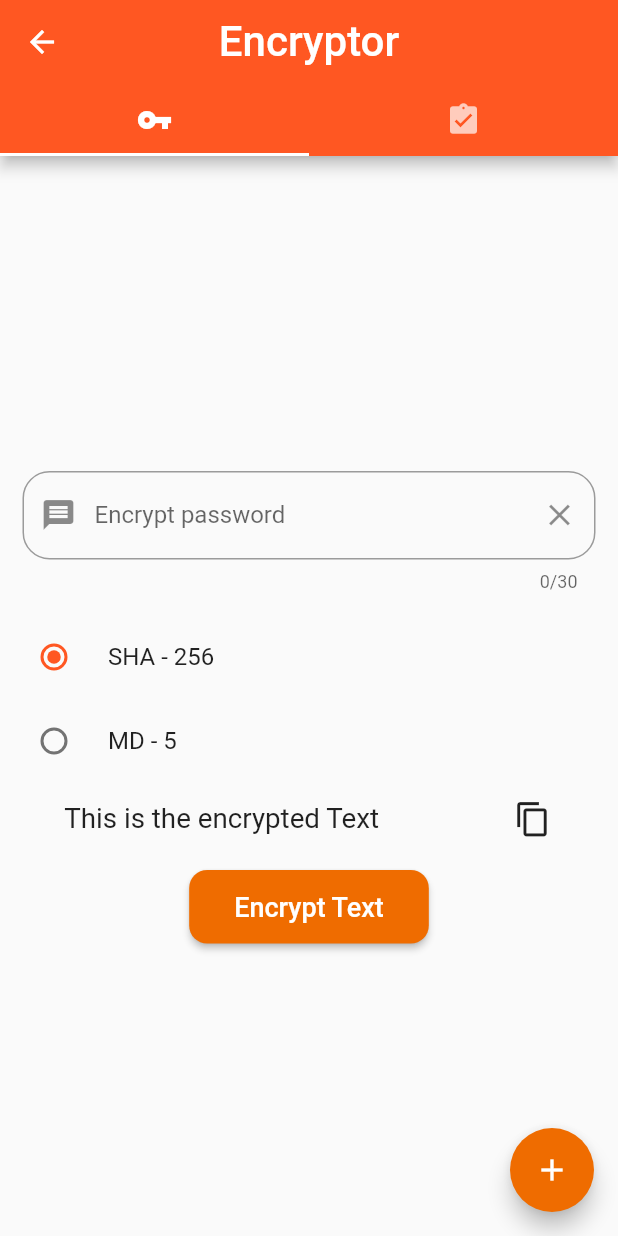
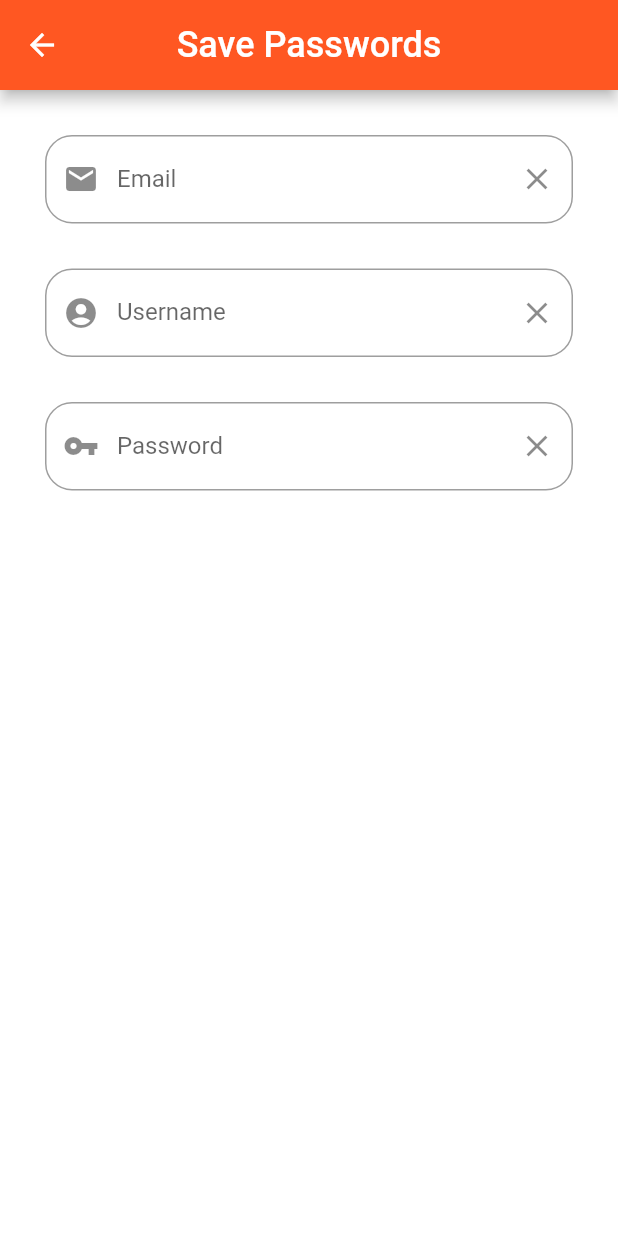
Before and after one commit to avijeetpandey/encryptor, a Flutter app: the TabbedControllerView screen opened directly, after a tap on the "add" icon, on a phone screen of 412 x 824 dp. Run offline on Flutter 3.47's test engine with Material 2 defaults, Android fonts, the phone set to English and light mode, and no system bars; our stand-ins replace form_field_validator, google_fonts, random_string, shared_preferences, sqflite; missing offline and left inert: sk_onboarding_screen; accounts and stored records are empty; Roboto replaces fonts that are missing (Acme).

Commit message:
safe commit #03

```diff
--- a/lib/Encryptor.dart
+++ b/lib/Encryptor.dart
@@ -2,18 +2,23 @@ import 'package:encryptor/Pages/Onboarding.dart';
 import 'package:encryptor/utils/Constants.dart';
 import 'package:flutter/material.dart';
 import 'Pages/HomePage.dart';
+import 'Pages/SavePasswords.dart';
 
 class Encryptor extends StatelessWidget {
   @override
   Widget build(BuildContext context) {
     return MaterialApp(
+
       title: "Encryptor",
       debugShowCheckedModeBanner: false,
       home: Constants.prefs.getBool("isBoarded") == true
           ? HomePage()
           : OnBoarding(),
       theme: ThemeData(primarySwatch: Colors.deepOrange),
-      routes: {"/home": (context) => HomePage()},
+      routes: {
+        "/home": (context) => HomePage(),
+        "/save": (context) => SavePasswords()
+      },
     );
   }
 }
--- a/lib/Pages/CreatePassword.dart
+++ b/lib/Pages/CreatePassword.dart
@@ -14,7 +14,7 @@ class CreatePassword extends StatefulWidget {
 class _CreatePasswordState extends State<CreatePassword> {
   // Text Editing Controller for the Encryption Field
   TextEditingController _textController = TextEditingController();
-  String _encryptedPassword = 'This is the encrypted Text';
+  String _encryptedPassword = 'Encrypted Text will appear here';
   String _tempString;
   Algorithms _algorithm = Algorithms.sh256;
 
@@ -25,6 +25,11 @@ class _CreatePasswordState extends State<CreatePassword> {
       child: Column(
         mainAxisAlignment: MainAxisAlignment.center,
         children: [
+
+          /***
+           * Row for generating Random Passwords Strings
+           */
+
           /**
      * Encryption Related UI stuff
      * Contains md5 and sha256 algorithms for encryption
--- /dev/null
+++ b/lib/Pages/SavePasswords.dart
@@ -0,0 +1,111 @@
+import 'package:flutter/material.dart';
+import 'package:google_fonts/google_fonts.dart';
+import 'package:form_field_validator/form_field_validator.dart';
+
+class SavePasswords extends StatefulWidget {
+  @override
+  _SavePasswordsState createState() => _SavePasswordsState();
+}
+
+class _SavePasswordsState extends State<SavePasswords> {
+  /**
+   * Global Key for the form state
+   */
+
+  GlobalKey<FormState> formkey = GlobalKey<FormState>();
+
+  /**
+   * Text Editing Controllers
+   */
+
+  TextEditingController _emailController = TextEditingController();
+  TextEditingController _usernameController = TextEditingController();
+  TextEditingController _passwordController = TextEditingController();
+
+  @override
+  Widget build(BuildContext context) {
+    return Scaffold(
+      appBar: AppBar(
+        title: Text(
+          "Save Passwords",
+          style: GoogleFonts.acme(fontSize: 24),
+        ),
+        centerTitle: true,
+        toolbarHeight: 60.0,
+      ),
+      backgroundColor: Colors.white,
+      body: Center(
+        child: Padding(
+          padding: const EdgeInsets.all(15.0),
+          child: Form(
+              key: formkey,
+              child: Column(
+                children: [
+                  /**
+                   * Email Text Form field
+                   */
+                  Padding(
+                    padding: const EdgeInsets.all(15.0),
+                    child: TextFormField(
+                      controller: _emailController,
+                      autocorrect: false,
+                      decoration: InputDecoration(
+                          labelText: "Email",
+                          border: OutlineInputBorder(
+                              borderRadius: BorderRadius.circular(18)),
+                          prefixIcon: Icon(Icons.email),
+                          suffixIcon: IconButton(
+                            icon: Icon(Icons.clear),
+                            onPressed: () {},
+                          )),
+                    ),
+                  ),
+
+                /**
+                 * Username text form field
+                 */
+                Padding(
+                    padding: const EdgeInsets.all(15.0),
+                    child: TextFormField(
+                      controller: _usernameController,
+                      autocorrect: false,
+                      decoration: InputDecoration(
+                          labelText: "Username",
+                          border: OutlineInputBorder(
+                              borderRadius: BorderRadius.circular(18)),
+                          prefixIcon: Icon(Icons.account_circle),
+                          suffixIcon: IconButton(
+                            icon: Icon(Icons.clear),
+                            onPressed: () {},
+                          )),
+                    ),
+                  ),
+
+                /**
+                 * Password Text Form Field
+                 */
+
+                Padding(
+                    padding: const EdgeInsets.all(15.0),
+                    child: TextFormField(
+                      controller: _passwordController,
+                      autocorrect: false,
+                      decoration: InputDecoration(
+                          labelText: "Password",
+                          border: OutlineInputBorder(
+                              borderRadius: BorderRadius.circular(18)),
+                          prefixIcon: Icon(Icons.vpn_key),
+                          suffixIcon: IconButton(
+                            icon: Icon(Icons.clear),
+                            onPressed: () {},
+                          )),
+                    ),
+                  )
+
+                ],
+              )),
+        ),
+      ),
+    );
+  }
+}
--- a/lib/utils/TabbedControllerView.dart
+++ b/lib/utils/TabbedControllerView.dart
@@ -8,6 +8,7 @@ class TabbedControllerView extends StatelessWidget {
     return DefaultTabController(
         length: 2,
         child: Scaffold(
+            backgroundColor: Colors.white,
             appBar: AppBar(
               title: Text(
                 "Encryptor",
@@ -31,7 +32,7 @@ class TabbedControllerView extends StatelessWidget {
               backgroundColor: Colors.orange[800],
               child: Icon(Icons.add),
               onPressed: () {
-                print('Floating Button Pressed');
+                Navigator.pushNamed(context, "/save");
               },
             ),
             body: TabbedView()));
--- a/pubspec.yaml
+++ b/pubspec.yaml
@@ -35,6 +35,7 @@ dependencies:
   crypto: ^2.1.5
   path_provider: any
   sqflite : any
+  form_field_validator: ^1.0.1
 
 
 dev_dependencies:
```
Also changed, not shown: lib/db/DBhelper.dart (+4 -6 lines), pubspec.lock.
